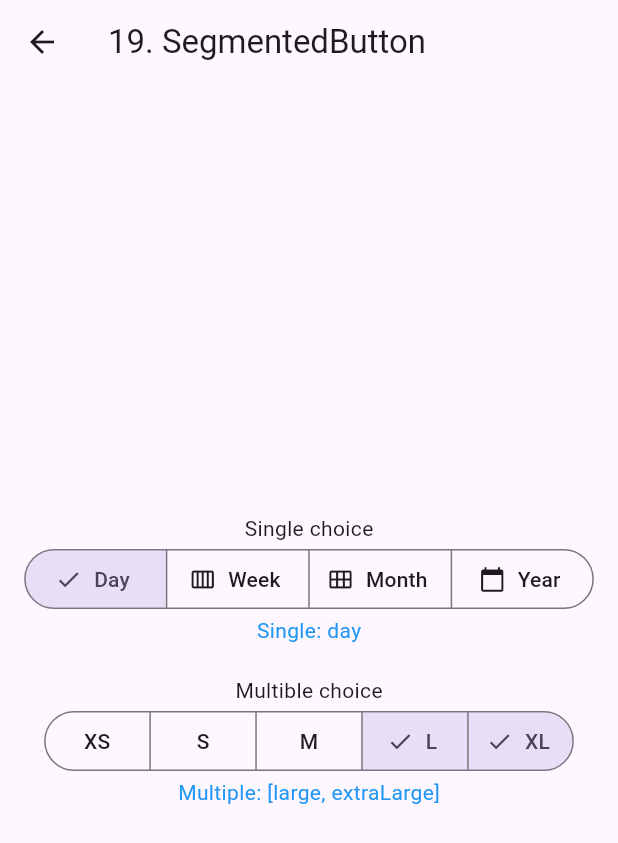
After one commit to jeongan-gn/flutter_of_the_week, a Flutter app: the SecmentedButtonPage screen opened directly, on a phone screen of 412 x 824 dp. The commit adds this screen. Shown: the top 843 px of the screen. Run offline on Flutter 3.47's test engine with Material 3 defaults, Android fonts, the phone set to English and light mode, and no system bars; our stand-ins replace video_player.

Commit message:
feat(widget): [19] SegmentedButton

```diff
--- a/lib/main.dart
+++ b/lib/main.dart
@@ -10,6 +10,7 @@ import 'widget_otw/8_Video_player.dart';
 import 'widget_otw/9_MediaQuery_propertyOf.dart';
 import 'widget_otw/10_UnmodifiableListView.dart';
 import 'widget_otw/11_Uint8List.dart';
+import 'widget_otw/19_SecmentedButton.dart';
 
 void main() {
   runApp(const MyApp());
@@ -111,6 +112,11 @@ class _WidgetListPageState extends State<WidgetListPage> {
       name: 'Uint8List',
       pageBuilder: () => const Uint8ListPage(),
     ),
+    WidgetItem(
+      number: 19,
+      name: 'Completer',
+      pageBuilder: () => const SecmentedButtonPage(),
+    ),
   ];
 
   @override
--- /dev/null
+++ b/lib/widget_otw/19_SecmentedButton.dart
@@ -0,0 +1,129 @@
+import 'package:flutter/material.dart';
+
+class SecmentedButtonPage extends StatefulWidget {
+  const SecmentedButtonPage({super.key});
+
+  @override
+  State<SecmentedButtonPage> createState() => _SecmentedButtonState();
+}
+
+class _SecmentedButtonState extends State<SecmentedButtonPage> {
+  Calendar calendarView = Calendar.day;
+  Set<Sizes> selection = <Sizes>{Sizes.large, Sizes.extraLarge};
+
+  @override
+  Widget build(BuildContext context) {
+    return Scaffold(
+      appBar: AppBar(title: Text("19. SegmentedButton")),
+      body: Center(
+        child: Column(
+          mainAxisAlignment: MainAxisAlignment.center,
+          children: <Widget>[
+            Spacer(),
+            Text('Single choice'),
+            SingleChoice(
+              calendarView: calendarView,
+              onChanged: (Calendar newValue) {
+                setState(() {
+                  calendarView = newValue;
+                });
+              },
+            ),
+            Text("Single: ${calendarView.name}",
+                style: TextStyle(color: Colors.blue)),
+            SizedBox(
+              height: 20,
+            ),
+            Text('Multible choice'),
+            MultipleChoice(
+                selection: selection,
+                onChanged: (Set<Sizes> newValue) {
+                  setState(() {
+                    selection = newValue;
+                  });
+                }),
+            Text("Multiple: ${selection.map((item) => item.name).toList()}",
+                style: TextStyle(color: Colors.blue)),
+            Spacer(),
+          ],
+        ),
+      ),
+    );
+  }
+}
+
+enum Calendar { day, week, month, year }
+
+class SingleChoice extends StatelessWidget {
+  final Calendar calendarView;
+  final ValueChanged<Calendar> onChanged;
+
+  const SingleChoice({
+    super.key,
+    required this.calendarView,
+    required this.onChanged,
+  });
+
+  @override
+  Widget build(BuildContext context) {
+    return SegmentedButton(
+      segments: const <ButtonSegment<Calendar>>[
+        ButtonSegment<Calendar>(
+          value: Calendar.day,
+          label: Text('Day'),
+          icon: Icon(Icons.calendar_view_day),
+        ),
+        ButtonSegment<Calendar>(
+          value: Calendar.week,
+          label: Text('Week'),
+          icon: Icon(Icons.calendar_view_week),
+        ),
+        ButtonSegment<Calendar>(
+          value: Calendar.month,
+          label: Text('Month'),
+          icon: Icon(Icons.calendar_view_month),
+        ),
+        ButtonSegment<Calendar>(
+          value: Calendar.year,
+          label: Text('Year'),
+          icon: Icon(Icons.calendar_today),
+        ),
+      ],
+      selected: <Calendar>{calendarView},
+      onSelectionChanged: (Set<Calendar> newValue) {
+        onChanged(newValue.first);
+      },
+    );
+  }
+}
+
+enum Sizes { extraSmall, small, medium, large, extraLarge }
+
+class MultipleChoice extends StatelessWidget {
+  final Set<Sizes> selection;
+  final ValueChanged<Set<Sizes>> onChanged;
+
+  const MultipleChoice({
+    super.key,
+    required this.selection,
+    required this.onChanged,
+  });
+
+  @override
+  Widget build(BuildContext context) {
+    return SegmentedButton<Sizes>(
+      segments: const <ButtonSegment<Sizes>>[
+        ButtonSegment<Sizes>(value: Sizes.extraSmall, label: Text('XS')),
+        ButtonSegment<Sizes>(value: Sizes.small, label: Text('S')),
+        ButtonSegment<Sizes>(value: Sizes.medium, label: Text('M')),
+        ButtonSegment<Sizes>(value: Sizes.large, label: Text('L')),
+        ButtonSegment<Sizes>(value: Sizes.extraLarge, label: Text('XL')),
+      ],
+      selected: selection,
+      onSelectionChanged: (Set<Sizes> newValue) {
+        onChanged(newValue);
+      },
+      multiSelectionEnabled: true,
+    );
+  }
+}
```
